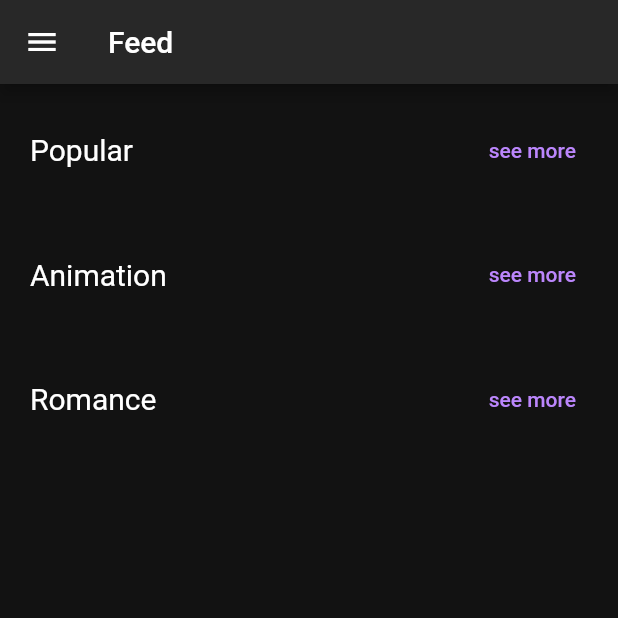
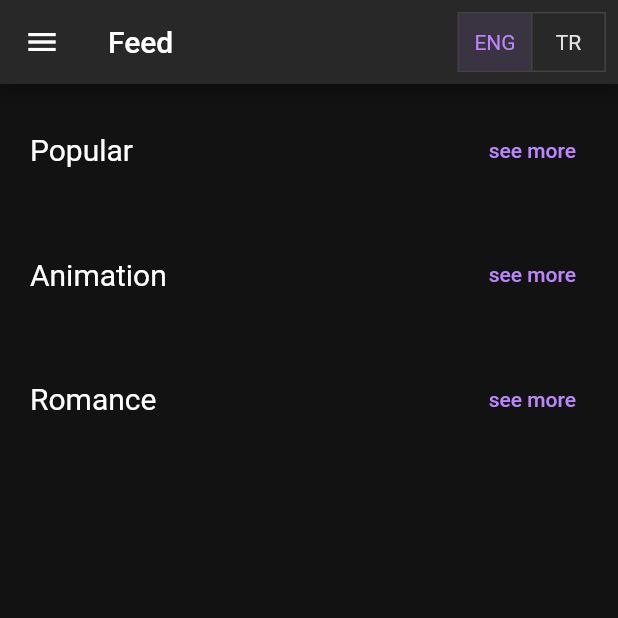
Before and after one commit to tozlukozmos/mmovie_flutter_app, a Flutter app: the Feed screen opened by its route, on a phone screen of 412 x 824 dp, the top half of it. Run offline on Flutter 3.47's test engine with Material 2 defaults, Android fonts, the phone set to English and light mode, and no system bars; our stand-ins replace cloud_firestore, firebase_auth, firebase_core, google_sign_in; accounts and stored records are empty.

Commit message:
app buttons updated

```diff
--- a/lib/views/feed.dart
+++ b/lib/views/feed.dart
@@ -17,11 +17,37 @@ class _Feed extends State<Feed> {
   final _auth = FirebaseAuth.instance;
   final Query _moviesStream = FirebaseFirestore.instance.collection('movies');
 
+  final List<bool> _isSelected = [true, false];
+  final List<Widget> _buttons = const [Text("ENG"), Text("TR")];
+  void toggle(int value) {
+    setState(() {
+      for (var i = 0; i < _isSelected.length; i++) {
+        if (i == value) {
+          _isSelected[value] = true;
+        } else {
+          _isSelected[i] = false;
+        }
+      }
+    });
+  }
+
   @override
   Widget build(BuildContext context) {
     return SafeArea(
       child: Scaffold(
-        appBar: AppBar(title: const Text("Feed")),
+        appBar: AppBar(
+          title: const Text("Feed"),
+          actions: [
+            Padding(
+              padding: const EdgeInsets.all(8),
+              child: AppButtons.appToggleButtons(
+                isSelected: _isSelected,
+                buttons: _buttons,
+                onPressed: toggle,
+              ),
+            )
+          ],
+        ),
         drawer: Drawer(
           child: ListView(
             children: [
--- a/lib/views/login.dart
+++ b/lib/views/login.dart
@@ -1,7 +1,6 @@
 import 'package:firebase_auth/firebase_auth.dart';
 import 'package:flutter/material.dart';
 import 'package:google_sign_in/google_sign_in.dart';
-import 'package:font_awesome_flutter/font_awesome_flutter.dart';
 import '../widgets/app_buttons.dart';
 import '../widgets/app_form.dart';
 
@@ -76,7 +75,6 @@ class _Login extends State<Login> {
                     Expanded(
                       child: AppButtons.appOutlinedButtonIcon(
                         icon: const Icon(Icons.east),
-                        faIcon: const FaIcon(FontAwesomeIcons.google, size: 15),
                         name: "Log in with Google",
                         onPressed: loginWithGoogle,
                       ),
--- a/lib/widgets/app_buttons.dart
+++ b/lib/widgets/app_buttons.dart
@@ -1,5 +1,4 @@
 import 'package:flutter/material.dart';
-import 'package:font_awesome_flutter/font_awesome_flutter.dart';
 
 class AppButtons {
   static Widget appTextButton({
@@ -44,6 +43,18 @@ class AppButtons {
     );
   }
 
+  static Widget appToggleButtons({
+    required List<bool> isSelected,
+    required List<Widget> buttons,
+    required Function(int) onPressed,
+  }) {
+    return ToggleButtons(
+      isSelected: isSelected,
+      children: buttons,
+      onPressed: onPressed,
+    );
+  }
+
   static Widget appTextButtonIcon({
     required String name,
     required Icon icon,
@@ -71,12 +82,10 @@ class AppButtons {
   static Widget appOutlinedButtonIcon({
     required String name,
     required Icon icon,
-    FaIcon? faIcon,
     required Function() onPressed,
   }) {
-    Widget _icon = faIcon == null ? icon : faIcon;
     return OutlinedButton.icon(
-      icon: _icon,
+      icon: icon,
       onPressed: onPressed,
       label: Text(name),
     );
```
Also changed, not shown: lib/main.dart (+7 -7 lines).
